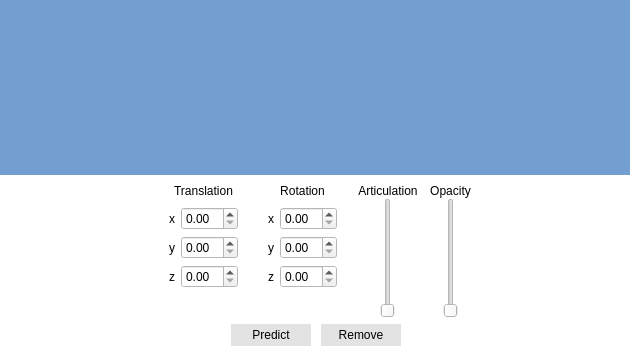
First picture: the form in src/main/view/correspondenceeditorcontrols/correspondenceeditorcontrols.ui, repository florianblume/6d-pat, before the edit.
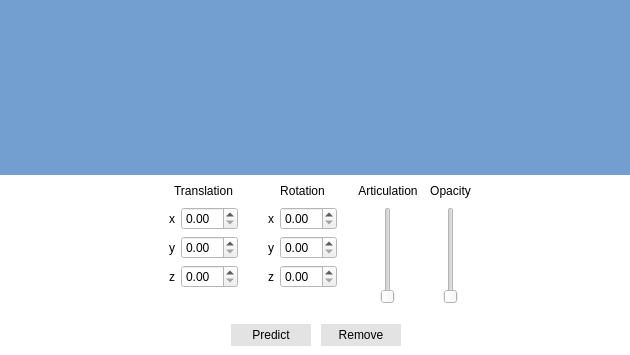
Second picture: the form after the edit.

Patch:
```diff
--- a/src/main/view/correspondenceeditorcontrols/correspondenceeditorcontrols.ui
+++ b/src/main/view/correspondenceeditorcontrols/correspondenceeditorcontrols.ui
@@ -609,11 +609,14 @@
              <number>0</number>
             </property>
             <property name="bottomMargin">
-             <number>0</number>
+             <number>14</number>
             </property>
-            <property name="spacing">
+            <property name="horizontalSpacing">
              <number>0</number>
             </property>
+            <property name="verticalSpacing">
+             <number>9</number>
+            </property>
             <item row="0" column="0">
              <widget class="QLabel" name="label_10">
               <property name="text">
@@ -650,6 +653,12 @@
                </property>
                <item row="0" column="0">
                 <widget class="QSlider" name="verticalSlider_2">
+                 <property name="sizePolicy">
+                  <sizepolicy hsizetype="Fixed" vsizetype="Expanding">
+                   <horstretch>0</horstretch>
+                   <verstretch>6</verstretch>
+                  </sizepolicy>
+                 </property>
                  <property name="orientation">
                   <enum>Qt::Vertical</enum>
                  </property>
@@ -686,7 +695,7 @@
            </property>
            <layout class="QVBoxLayout" name="verticalLayout_3">
             <property name="spacing">
-             <number>0</number>
+             <number>9</number>
             </property>
             <property name="leftMargin">
              <number>0</number>
@@ -698,7 +707,7 @@
              <number>0</number>
             </property>
             <property name="bottomMargin">
-             <number>0</number>
+             <number>14</number>
             </property>
             <item>
              <widget class="QLabel" name="label_9">
@@ -739,7 +748,7 @@
                  <property name="sizePolicy">
                   <sizepolicy hsizetype="Fixed" vsizetype="Expanding">
                    <horstretch>0</horstretch>
-                   <verstretch>0</verstretch>
+                   <verstretch>6</verstretch>
                   </sizepolicy>
                  </property>
                  <property name="tracking">
```
Left out of the diff: 1 changed line with no effect on the pictures.
